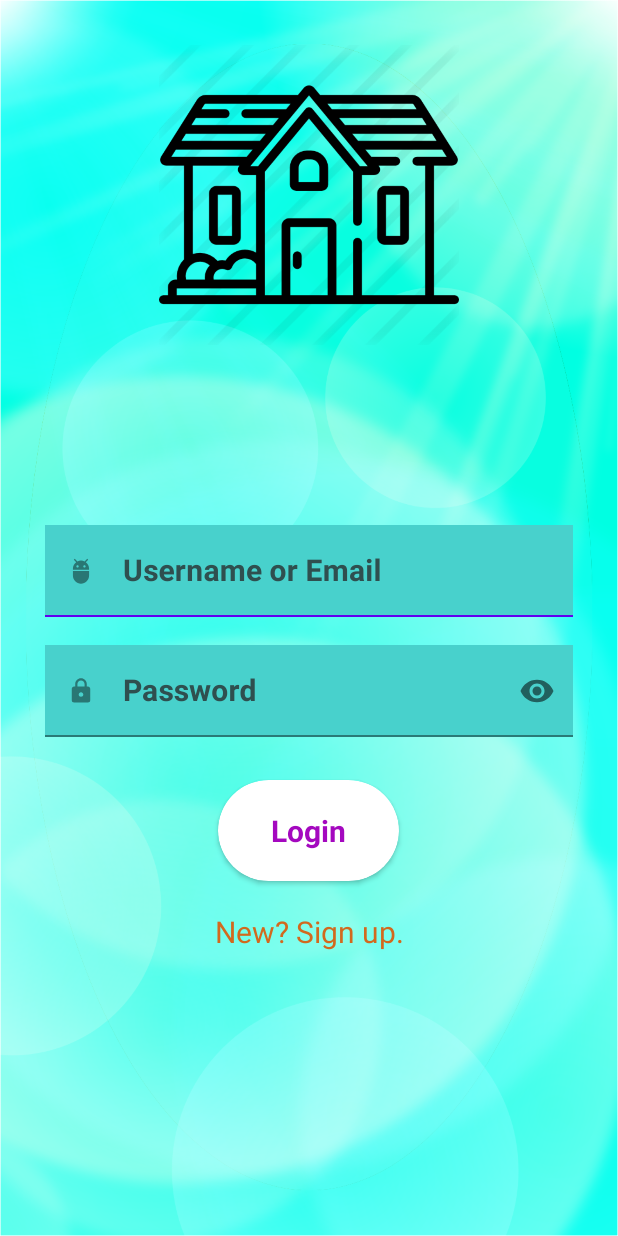
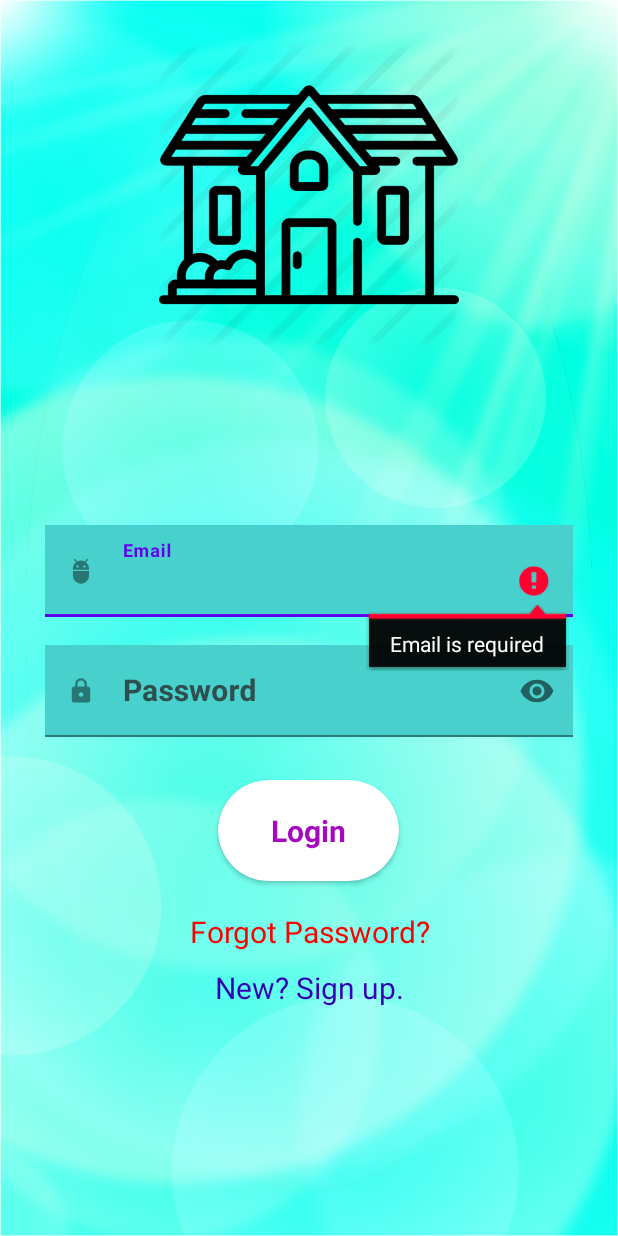
Before and after one commit to nihalshahria/BariChai, an Android app: the screen it shows after launch (LogInScreenActivity), after a tap on "Login", on a phone screen of 412 x 824 dp. Run offline under Robolectric (Android 15) with nearby library versions, the phone set to English and light mode, and no system bars; our stand-ins replace Firebase (no records; nobody signed in at launch, a user with empty details on screens opened directly).

Commit message:
email verification functionality for resetting password added

```diff
--- a/app/src/main/AndroidManifest.xml
+++ b/app/src/main/AndroidManifest.xml
@@ -9,9 +9,11 @@
         android:roundIcon="@mipmap/ic_launcher_round"
         android:supportsRtl="true"
         android:theme="@style/Theme.VaraBari">
-        <activity android:name=".MainActivity"></activity>
+        <activity android:name=".ResetPassword"></activity>
+        <activity android:name=".HomePage" />
+        <activity android:name=".MainActivity" />
         <activity android:name=".LogInScreenActivity" />
-        <activity android:name=".Signup_Form"></activity>
+        <activity android:name=".Signup_Form" />
         <activity
             android:name=".SplashActivity"
             android:theme="@style/AppTheme.SplashScreen">
--- a/app/src/main/java/com/example/VaraBari/LogInScreenActivity.java
+++ b/app/src/main/java/com/example/VaraBari/LogInScreenActivity.java
@@ -1,33 +1,115 @@
 package com.example.VaraBari;
 
+import androidx.annotation.NonNull;
+import androidx.appcompat.app.AlertDialog;
 import androidx.appcompat.app.AppCompatActivity;
+import androidx.cardview.widget.CardView;
 
+import android.content.DialogInterface;
 import android.content.Intent;
+import android.content.SharedPreferences;
 import android.os.Bundle;
+import android.text.TextUtils;
 import android.view.View;
 import android.widget.EditText;
 import android.widget.Toast;
 
+import com.google.android.gms.tasks.OnCompleteListener;
+import com.google.android.gms.tasks.OnFailureListener;
+import com.google.android.gms.tasks.OnSuccessListener;
+import com.google.android.gms.tasks.Task;
+import com.google.firebase.auth.AuthResult;
+import com.google.firebase.auth.FirebaseAuth;
+import com.google.firebase.auth.FirebaseUser;
+
+import org.jetbrains.annotations.NotNull;
+
 public class LogInScreenActivity extends AppCompatActivity {
-    private EditText loginUsername, loginPassword;
+    private EditText loginEmail, loginPassword;
+    private CardView logINButton;
+    private FirebaseAuth firebaseAuth;
 
+    public static String prefName = "MyPrefsfile";
 
     @Override
     protected void onCreate(Bundle savedInstanceState) {
         super.onCreate(savedInstanceState);
         setContentView(R.layout.activity_log_in_screen);
-        loginUsername = (EditText)findViewById(R.id.login_username);
-        loginPassword = (EditText)findViewById(R.id.login_password);
+        loginEmail = (EditText) findViewById(R.id.login_email);
+        loginPassword = (EditText) findViewById(R.id.login_password);
+        logINButton = (CardView) findViewById(R.id.login_button);
+        firebaseAuth = FirebaseAuth.getInstance();
+
+        logINButton.setOnClickListener(new View.OnClickListener() {
+            @Override
+            public void onClick(View v) {
+                String email = loginEmail.getText().toString().trim();
+                String password = loginPassword.getText().toString().trim();
+                if (TextUtils.isEmpty(email)) {
+                    loginEmail.setError("Email is required");
+                    loginEmail.requestFocus();
+                    return;
+                }
+                if (TextUtils.isEmpty(password)) {
+                    loginPassword.setError("Password is required");
+                    loginPassword.requestFocus();
+                    return;
+                }
+                firebaseAuth.signInWithEmailAndPassword(email, password)
+                        .addOnCompleteListener(LogInScreenActivity.this, new OnCompleteListener<AuthResult>() {
+                            @Override
+                            public void onComplete(@NonNull Task<AuthResult> task) {
+                                if (task.isSuccessful()) {
+                                    SharedPreferences sharedPreferences = getSharedPreferences(LogInScreenActivity.prefName, 0);
+                                    SharedPreferences.Editor editor = sharedPreferences.edit();
+                                    editor.putBoolean("hasLoggedIn", true);
+                                    editor.commit();
+                                    startActivity(new Intent(getApplicationContext(), HomePage.class));
+                                    finish();
+                                } else {
+                                    Toast.makeText(LogInScreenActivity.this, "Login failed or user not available", Toast.LENGTH_SHORT).show();
+                                }
+                            }
+                        });
+            }
+        });
     }
 
     public void button_signupForm(View view) {
         startActivity(new Intent(getApplicationContext(), Signup_Form.class));
     }
 
-    public void logIn(View view) {
-        loginUsername = (EditText)findViewById(R.id.login_username);
-        loginPassword = (EditText)findViewById(R.id.login_password);
-        String username = loginUsername.getText().toString().trim();
-        Toast.makeText(LogInScreenActivity.this, username, Toast.LENGTH_SHORT).show();
+
+    public void reset_password(View view) {
+//        startActivity(new Intent(getApplicationContext(), ResetPassword.class));
+        EditText resetMail = new EditText(view.getContext());
+        AlertDialog.Builder passwordResetDialog = new AlertDialog.Builder(view.getContext());
+        passwordResetDialog.setTitle("Reset Password");
+        passwordResetDialog.setMessage("Enter your email to received reset link");
+        passwordResetDialog.setView(resetMail);
+        passwordResetDialog.setPositiveButton("Yes", new DialogInterface.OnClickListener() {
+            @Override
+            public void onClick(DialogInterface dialog, int which) {
+                String mail = resetMail.getText().toString();
+                firebaseAuth.sendPasswordResetEmail(mail).addOnSuccessListener(new OnSuccessListener<Void>() {
+                    @Override
+                    public void onSuccess(Void unused) {
+                        Toast.makeText(LogInScreenActivity.this, "Reset link was sent to your email", Toast.LENGTH_SHORT).show();
+                    }
+                }).addOnFailureListener(new OnFailureListener() {
+                    @Override
+                    public void onFailure(@NonNull @NotNull Exception e) {
+                        Toast.makeText(LogInScreenActivity.this, "Reset link could not sent" + e.getMessage(), Toast.LENGTH_SHORT).show();
+                    }
+                });
+            }
+        });
+        passwordResetDialog.setNegativeButton("No", new DialogInterface.OnClickListener() {
+            @Override
+            public void onClick(DialogInterface dialog, int which) {
+
+            }
+        });
+        passwordResetDialog.create().show();
     }
 }
--- a/app/src/main/java/com/example/VaraBari/Signup_Form.java
+++ b/app/src/main/java/com/example/VaraBari/Signup_Form.java
@@ -86,7 +86,7 @@ public class Signup_Form extends AppCompatActivity {
                                 @Override
                                 public void onComplete(@NonNull Task<AuthResult> task) {
                                     if (task.isSuccessful()){
-                                        User user = new User(fullname, username, email, password);
+                                        User user = new User(fullname, username, email);
                                         FirebaseDatabase.getInstance().getReference("Users")
                                                 .child(FirebaseAuth.getInstance().getCurrentUser().getUid())
                                                 .setValue(user).addOnCompleteListener(new OnCompleteListener<Void>() {
@@ -95,6 +95,7 @@ public class Signup_Form extends AppCompatActivity {
                                                 if(task.isSuccessful()){
                                                     Toast.makeText(Signup_Form.this, "Registration Complete", Toast.LENGTH_SHORT).show();
                                                     progressBar.setVisibility(View.GONE);
+//                                                    startActivity(new Intent(getApplicationContext(),MainActivity.class));
                                                 }else{
                                                     Toast.makeText(Signup_Form.this, "Registration failed", Toast.LENGTH_SHORT).show();
                                                     progressBar.setVisibility(View.GONE);
--- a/app/src/main/java/com/example/VaraBari/SplashActivity.java
+++ b/app/src/main/java/com/example/VaraBari/SplashActivity.java
@@ -3,24 +3,37 @@ package com.example.VaraBari;
 import androidx.appcompat.app.AppCompatActivity;
 
 import android.content.Intent;
+import android.content.SharedPreferences;
 import android.os.Bundle;
 import android.os.Handler;
 
+import com.google.firebase.auth.FirebaseAuth;
+import com.google.firebase.auth.FirebaseUser;
+
 public class SplashActivity extends AppCompatActivity {
     private static int splashTime = 3000;
+    private FirebaseAuth firebaseAuth;
 
     @Override
     protected void onCreate(Bundle savedInstanceState) {
         super.onCreate(savedInstanceState);
         setContentView(R.layout.activity_splash);
+        firebaseAuth = FirebaseAuth.getInstance();
         new Handler().postDelayed(new Runnable() {
             @Override
             public void run() {
-                Intent homeIntent = new Intent(SplashActivity.this, LogInScreenActivity.class);
-                startActivity(homeIntent);
-                finish();
+                SharedPreferences sharedPreferences = getSharedPreferences(LogInScreenActivity.prefName, 0);
+                boolean hasLoggedIn = sharedPreferences.getBoolean("hasLoggedIn", false);
+                if(hasLoggedIn){
+                    Intent homeIntent = new Intent(SplashActivity.this, HomePage.class);
+                    startActivity(homeIntent);
+                    finish();
+                }else {
+                    Intent loginIntent = new Intent(SplashActivity.this, LogInScreenActivity.class);
+                    startActivity(loginIntent);
+                    finish();
+                }
             }
         }, splashTime);
-
     }
 }
--- a/app/src/main/java/com/example/VaraBari/User.java
+++ b/app/src/main/java/com/example/VaraBari/User.java
@@ -1,14 +1,13 @@
 package com.example.VaraBari;
 
 public class User {
-    public String fullName, userName, email, password;
+    public String fullName, userName, email;
     public User(){
 
     }
-    public User(String fullName, String userName, String email, String password){
+    public User(String fullName, String userName, String email){
         this.fullName = fullName;
         this.userName = userName;
         this.email = email;
-        this.password = password;
     }
 }
--- a/app/src/main/res/layout/activity_log_in_screen.xml
+++ b/app/src/main/res/layout/activity_log_in_screen.xml
@@ -32,7 +32,7 @@
             >
 
             <EditText
-                android:id="@+id/login_username"
+                android:id="@+id/login_email"
                 android:layout_width="match_parent"
                 android:layout_height="wrap_content"
                 android:background="@color/MediumTurquoise"
@@ -74,11 +74,12 @@
 
 
     <androidx.cardview.widget.CardView
+        android:id="@+id/login_button"
         android:layout_width="wrap_content"
         android:layout_height="wrap_content"
         app:cardBackgroundColor="@color/white"
         android:layout_gravity="center_horizontal"
-        app:cardCornerRadius="50dp"
+        app:cardCornerRadius="35dp"
         android:layout_marginTop="20dp">
         <androidx.appcompat.widget.LinearLayoutCompat
             android:layout_width="wrap_content"
@@ -92,17 +93,28 @@
                 android:paddingVertical="20dp"
                 android:paddingHorizontal="35dp"
                 android:textColor="@color/MediumDarkPurple"
-                android:onClick="logIn"
+
                 />
         </androidx.appcompat.widget.LinearLayoutCompat>
     </androidx.cardview.widget.CardView>
+
     <TextView
         android:layout_width="match_parent"
         android:layout_height="wrap_content"
         android:layout_marginTop="20dp"
         android:gravity="center_horizontal"
+        android:text="Forgot Password?"
+        android:textColor="@color/Red"
+        android:textSize="20sp"
+        android:onClick="reset_password"
+        />
+    <TextView
+        android:layout_width="match_parent"
+        android:layout_height="wrap_content"
+        android:layout_marginTop="10dp"
+        android:gravity="center_horizontal"
         android:text="New? Sign up."
-        android:textColor="@color/Chocolate"
+        android:textColor="@color/purple_700"
         android:textSize="20sp"
         android:onClick="button_signupForm"
         />
--- a/app/src/main/res/values/strings.xml
+++ b/app/src/main/res/values/strings.xml
@@ -1,7 +1,9 @@
 <resources>
     <string name="app_name">Vara Bari</string>
-    <string name="username_hint">Username or Email</string>
+    <string name="username_hint">Email</string>
     <string name="Password">Password</string>
     <string name="login_button">Login</string>
     <string name="signup_button">SignUp</string>
+    <string name="logout_button">Sign Out</string>
+    <string name="reset_password">Reset Password</string>
 </resources>
```
Also changed, not shown: app/src/main/java/com/example/VaraBari/HomePage.java (added, +47 -0 lines), app/src/main/java/com/example/VaraBari/ResetPassword.java (added, +19 -0 lines), app/src/main/res/layout/activity_home_page.xml (added, +48 -0 lines), app/src/main/res/layout/activity_main.xml (+0 -9 lines), app/src/main/res/layout/activity_reset_password.xml (added, +48 -0 lines), app/src/main/res/layout/activity_signup_form.xml (+26 -26 lines).
